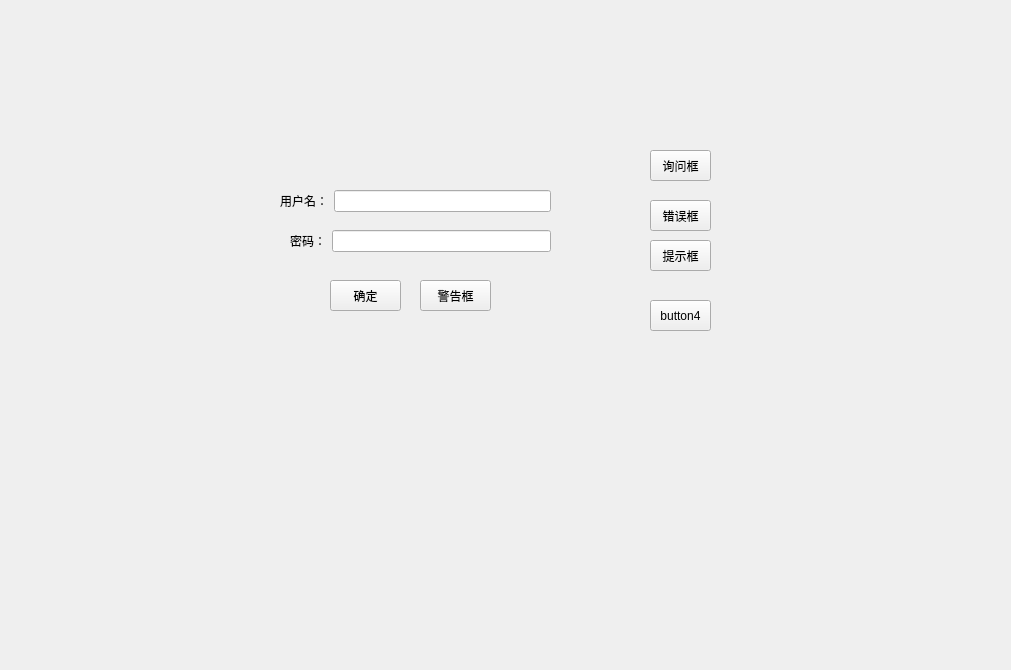
First picture: the form in test1.ui, repository luluelue/pyqt_exec1, before the edit.
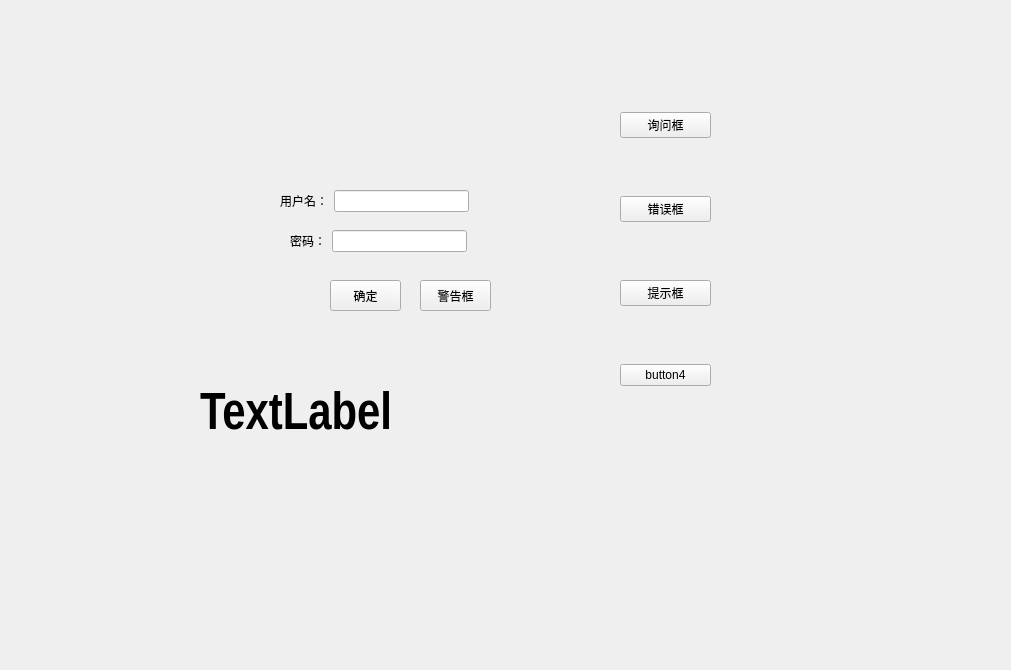
Second picture: the form after the edit.

Patch:
```diff
--- a/test1.ui
+++ b/test1.ui
@@ -34,7 +34,7 @@
     <rect>
      <x>280</x>
      <y>190</y>
-     <width>271</width>
+     <width>189</width>
      <height>22</height>
     </rect>
    </property>
@@ -56,7 +56,7 @@
     <rect>
      <x>290</x>
      <y>230</y>
-     <width>261</width>
+     <width>177</width>
      <height>22</height>
     </rect>
    </property>
@@ -86,57 +86,73 @@
     <string>警告框</string>
    </property>
   </widget>
-  <widget class="QPushButton" name="m_Button1">
+  <widget class="QLabel" name="m_Label1">
    <property name="geometry">
     <rect>
-     <x>650</x>
-     <y>150</y>
-     <width>61</width>
-     <height>31</height>
+     <x>200</x>
+     <y>350</y>
+     <width>241</width>
+     <height>131</height>
     </rect>
    </property>
-   <property name="text">
-    <string>询问框</string>
+   <property name="font">
+    <font>
+     <family>Arial Narrow</family>
+     <pointsize>38</pointsize>
+     <weight>75</weight>
+     <italic>false</italic>
+     <bold>true</bold>
+    </font>
    </property>
-  </widget>
-  <widget class="QPushButton" name="m_Button2">
-   <property name="geometry">
-    <rect>
-     <x>650</x>
-     <y>200</y>
-     <width>61</width>
-     <height>31</height>
-    </rect>
-   </property>
    <property name="text">
-    <string>错误框</string>
+    <string>TextLabel</string>
    </property>
-  </widget>
-  <widget class="QPushButton" name="m_Button3">
-   <property name="geometry">
-    <rect>
-     <x>650</x>
-     <y>240</y>
-     <width>61</width>
-     <height>31</height>
-    </rect>
+   <property name="textFormat">
+    <enum>Qt::PlainText</enum>
    </property>
-   <property name="text">
-    <string>提示框</string>
+   <property name="margin">
+    <number>-1</number>
    </property>
   </widget>
-  <widget class="QPushButton" name="m_Button4">
+  <widget class="QWidget" name="layoutWidget">
    <property name="geometry">
     <rect>
-     <x>650</x>
-     <y>300</y>
-     <width>61</width>
-     <height>31</height>
+     <x>620</x>
+     <y>60</y>
+     <width>91</width>
+     <height>381</height>
     </rect>
    </property>
-   <property name="text">
-    <string>button4</string>
-   </property>
+   <layout class="QVBoxLayout" name="verticalLayout">
+    <item>
+     <widget class="QPushButton" name="m_Button1">
+      <property name="text">
+       <string>询问框</string>
+      </property>
+     </widget>
+    </item>
+    <item>
+     <widget class="QPushButton" name="m_Button2">
+      <property name="text">
+       <string>错误框</string>
+      </property>
+     </widget>
+    </item>
+    <item>
+     <widget class="QPushButton" name="m_Button3">
+      <property name="text">
+       <string>提示框</string>
+      </property>
+     </widget>
+    </item>
+    <item>
+     <widget class="QPushButton" name="m_Button4">
+      <property name="text">
+       <string>button4</string>
+      </property>
+     </widget>
+    </item>
+   </layout>
   </widget>
  </widget>
  <resources/>
```
Left out of the diff: 3 changed lines with no effect on the pictures.
